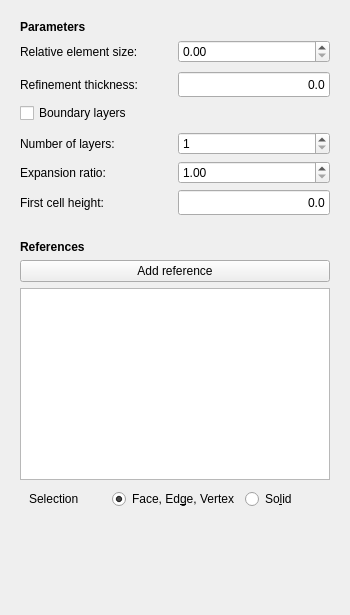
Qt form TaskPanelCfdMeshRegion.ui (jaheyns/CfdOF) before a commit.
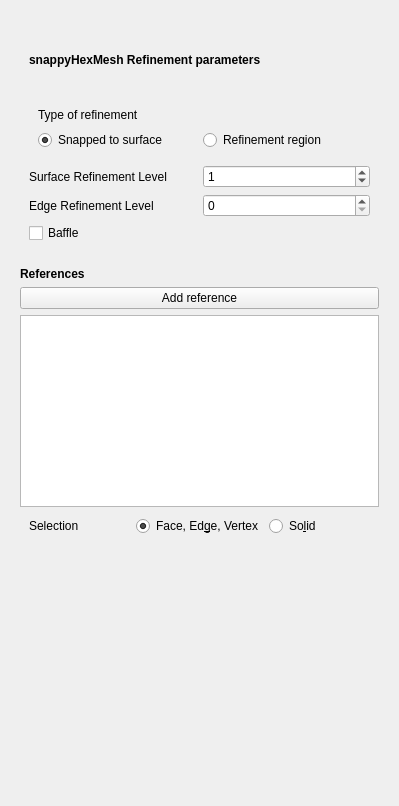
The same form after that commit. The open tabs and pages were chosen to show the change. Custom widgets are drawn as their Qt base class.

Commit message: CFD: Preliminary snappyHexMesh functionality

```diff
--- a/TaskPanelCfdMeshRegion.ui
+++ b/TaskPanelCfdMeshRegion.ui
@@ -6,8 +6,8 @@
    <rect>
     <x>0</x>
     <y>0</y>
-    <width>350</width>
-    <height>615</height>
+    <width>399</width>
+    <height>806</height>
    </rect>
   </property>
   <property name="windowTitle">
@@ -31,10 +31,17 @@
      <property name="lineWidth">
       <number>0</number>
      </property>
+     <layout class="QGridLayout" name="gridLayout_2">
+      <property name="bottomMargin">
+       <number>0</number>
+      </property>
+      <item row="0" column="0">
+       <widget class="QStackedWidget" name="stackedWidget">
+        <property name="currentIndex">
+         <number>0</number>
+        </property>
+        <widget class="QWidget" name="page">
      <layout class="QGridLayout" name="gridLayout_3">
-      <property name="bottomMargin">
-       <number>0</number>
-      </property>
       <item row="0" column="0">
        <widget class="QLabel" name="label_2">
         <property name="font">
@@ -44,7 +51,7 @@
          </font>
         </property>
         <property name="text">
-         <string>Parameters</string>
+             <string>cfMesh Refinement Parameters</string>
         </property>
        </widget>
       </item>
@@ -69,10 +76,7 @@
         </item>
        </layout>
       </item>
-     </layout>
-    </widget>
-   </item>
-   <item>
+          <item row="2" column="0">
     <widget class="QFrame" name="RefinementFrame">
      <property name="sizePolicy">
       <sizepolicy hsizetype="Preferred" vsizetype="Minimum">
@@ -278,6 +282,126 @@
         <property name="text">
          <string>Boundary layers</string>
         </property>
+              </widget>
+             </item>
+            </layout>
+           </widget>
+          </item>
+          <item row="3" column="0">
+           <spacer name="verticalSpacer">
+            <property name="orientation">
+             <enum>Qt::Vertical</enum>
+            </property>
+            <property name="sizeHint" stdset="0">
+             <size>
+              <width>20</width>
+              <height>40</height>
+             </size>
+            </property>
+           </spacer>
+          </item>
+         </layout>
+        </widget>
+        <widget class="QWidget" name="page_2">
+         <layout class="QGridLayout" name="gridLayout_11">
+          <item row="0" column="0">
+           <widget class="QLabel" name="label_5">
+            <property name="font">
+             <font>
+              <weight>75</weight>
+              <bold>true</bold>
+             </font>
+            </property>
+            <property name="text">
+             <string>snappyHexMesh Refinement parameters</string>
+            </property>
+           </widget>
+          </item>
+          <item row="1" column="0">
+           <widget class="QFrame" name="frame">
+            <property name="frameShape">
+             <enum>QFrame::NoFrame</enum>
+            </property>
+            <property name="frameShadow">
+             <enum>QFrame::Raised</enum>
+            </property>
+            <layout class="QGridLayout" name="gridLayout_12">
+             <item row="1" column="0">
+              <widget class="QRadioButton" name="snapRadio">
+               <property name="enabled">
+                <bool>true</bool>
+               </property>
+               <property name="text">
+                <string>Snapped to surface</string>
+               </property>
+               <property name="checked">
+                <bool>true</bool>
+               </property>
+              </widget>
+             </item>
+             <item row="0" column="0">
+              <widget class="QLabel" name="label_7">
+               <property name="text">
+                <string>Type of refinement</string>
+               </property>
+              </widget>
+             </item>
+             <item row="1" column="1">
+              <widget class="QRadioButton" name="refineRadio">
+               <property name="text">
+                <string>Refinement region</string>
+               </property>
+               <property name="checked">
+                <bool>false</bool>
+               </property>
+              </widget>
+             </item>
+            </layout>
+           </widget>
+          </item>
+          <item row="2" column="0">
+           <layout class="QGridLayout" name="gridLayout_8">
+            <item row="1" column="0">
+             <widget class="QLabel" name="label">
+              <property name="text">
+               <string>Surface Refinement Level</string>
+              </property>
+              <property name="wordWrap">
+               <bool>true</bool>
+              </property>
+             </widget>
+            </item>
+            <item row="1" column="1">
+             <widget class="QSpinBox" name="snappyRefineLevel">
+              <property name="maximum">
+               <number>10</number>
+              </property>
+              <property name="value">
+               <number>1</number>
+              </property>
+             </widget>
+            </item>
+            <item row="2" column="0">
+             <widget class="QLabel" name="label_3">
+              <property name="text">
+               <string>Edge Refinement Level</string>
+              </property>
+             </widget>
+            </item>
+            <item row="2" column="1">
+             <widget class="QSpinBox" name="snappySurfaceEdgeRefinementLevel"/>
+            </item>
+            <item row="3" column="0">
+             <widget class="QCheckBox" name="baffleCheckBox">
+              <property name="text">
+               <string>Baffle</string>
+              </property>
+             </widget>
+            </item>
+           </layout>
+          </item>
+         </layout>
+        </widget>
        </widget>
       </item>
      </layout>
```
Lines whose indentation alone changed are shown as unchanged. The commit also changes 25 other files.
